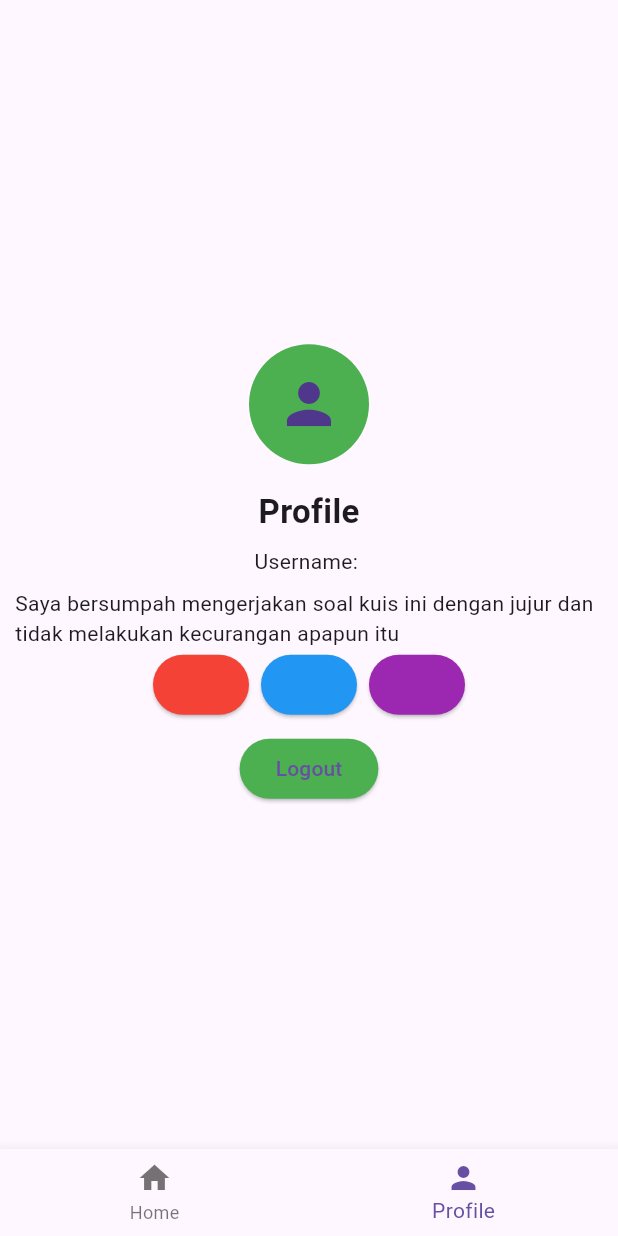
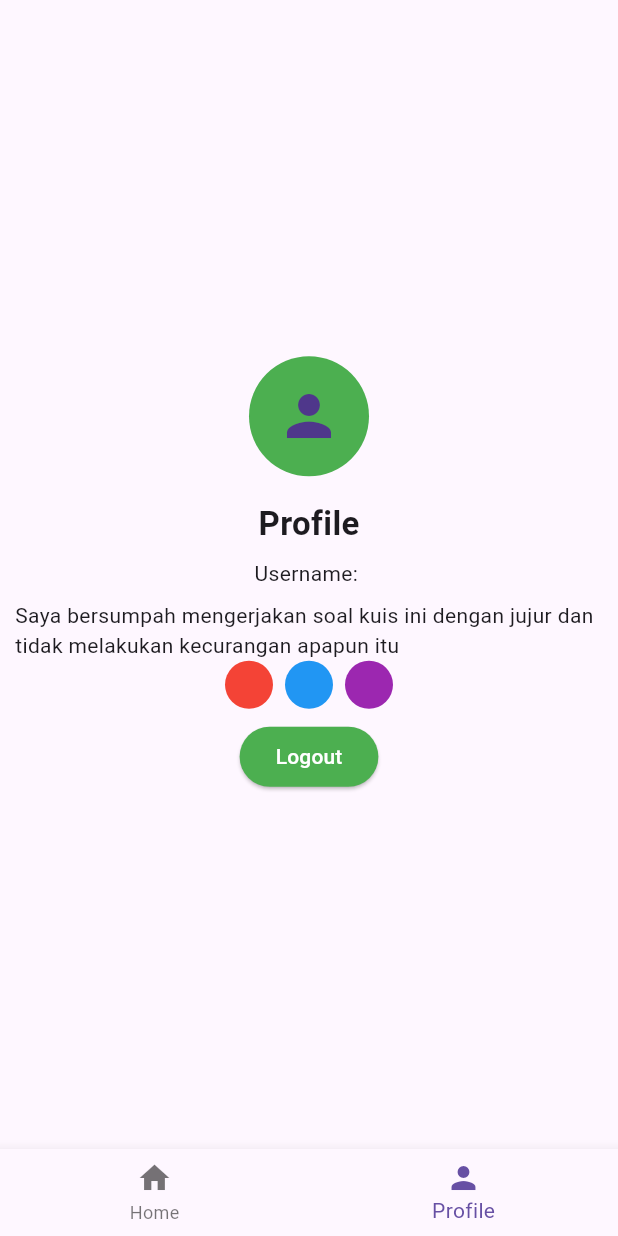
Before and after one commit to IvandryPage/kuis-124240042, a Flutter app: the RootPage screen opened directly with empty values, item 2 of the bottom bar chosen, on a phone screen of 412 x 824 dp. Run offline on Flutter 3.47's test engine with Material 3 defaults, Android fonts, the phone set to English and light mode, and no system bars; network calls fail.

Commit message:
feat: change capsule button to circular button

```diff
--- a/lib/pages/profile.dart
+++ b/lib/pages/profile.dart
@@ -54,40 +54,53 @@ class _ProfilePageState extends State<ProfilePage> {
               mainAxisAlignment: MainAxisAlignment.center,
               spacing: 8.0,
               children: [
-                ElevatedButton(
-                  onPressed: () {
+                InkWell(
+                  onTap: () {
                     setState(() {
                       _selectedIndex = 1;
                     });
                   },
-                  style: ElevatedButton.styleFrom(backgroundColor: colors[1]),
-                  child: null,
+                  child: Container(
+                    width: 32,
+                    height: 32,
+                    decoration:
+                        BoxDecoration(shape: BoxShape.circle, color: colors[1]),
+                  ),
                 ),
-                ElevatedButton(
-                  onPressed: () {
+                InkWell(
+                  onTap: () {
                     setState(() {
-                      _selectedIndex = 2;
+                      _selectedIndex = 1;
                     });
                   },
-                  style: ElevatedButton.styleFrom(backgroundColor: colors[2]),
-                  child: null,
+                  child: Container(
+                    width: 32,
+                    height: 32,
+                    decoration:
+                        BoxDecoration(shape: BoxShape.circle, color: colors[2]),
+                  ),
                 ),
-                ElevatedButton(
-                  onPressed: () {
+                InkWell(
+                  onTap: () {
                     setState(() {
-                      _selectedIndex = 3;
+                      _selectedIndex = 1;
                     });
                   },
-                  style: ElevatedButton.styleFrom(backgroundColor: colors[3]),
-                  child: null,
-                )
+                  child: Container(
+                    width: 32,
+                    height: 32,
+                    decoration:
+                        BoxDecoration(shape: BoxShape.circle, color: colors[3]),
+                  ),
+                ),
               ],
             ),
             const SizedBox(height: 8),
             ElevatedButton(
               onPressed: logout,
               style: ElevatedButton.styleFrom(
-                  backgroundColor: colors[_selectedIndex]),
+                  backgroundColor: colors[_selectedIndex],
+                  foregroundColor: Colors.white),
               child: Text("Logout"),
             )
           ],
```
